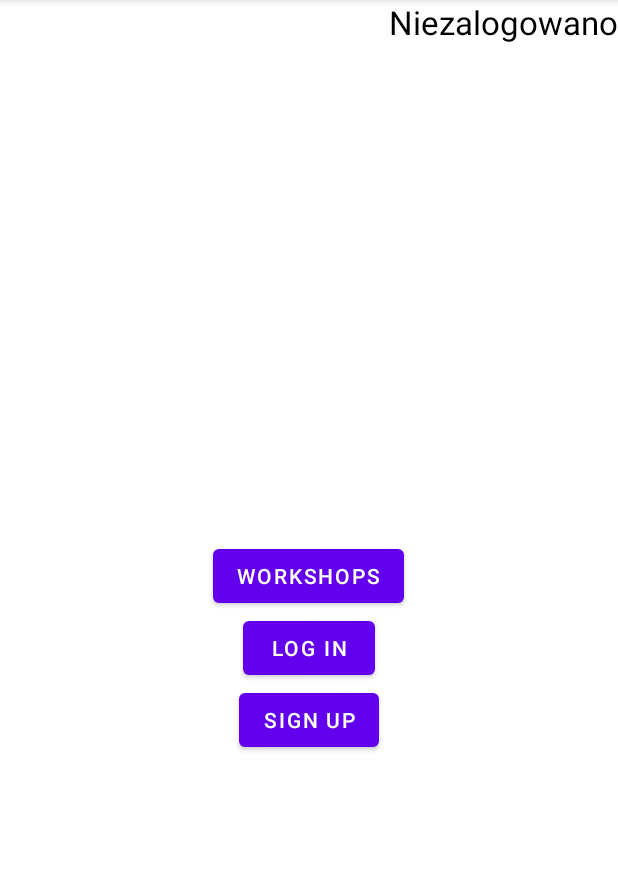
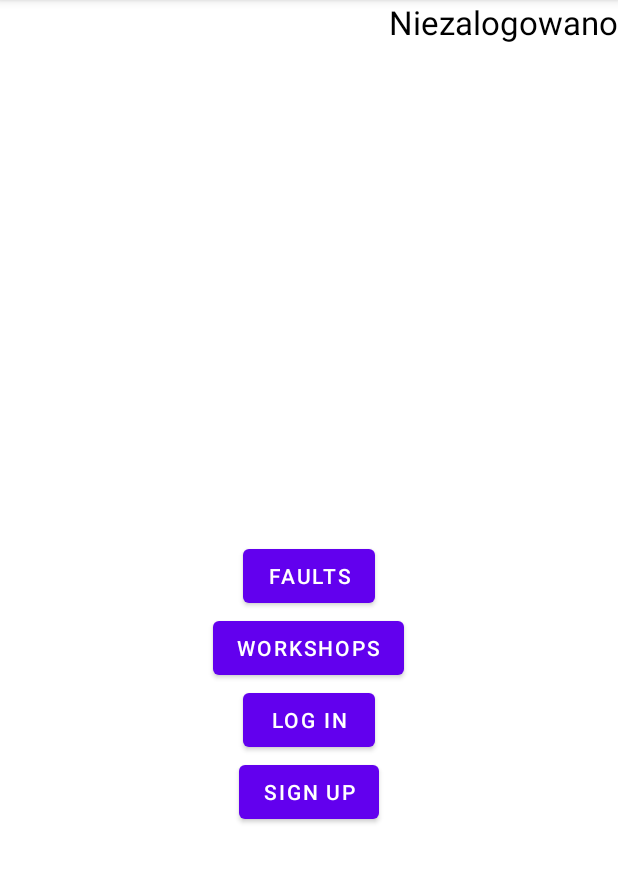
Before and after one commit to ksared/CarFaultDetector, an Android app: the screen it shows after launch (MainActivity), on a phone screen of 412 x 824 dp, the part 84-967 px from its top. Run offline under Robolectric (Android 15) with nearby library versions, the phone set to English and light mode, and no system bars.

Commit message:
Nowa aktywność - usterka

```diff
--- a/app/src/main/AndroidManifest.xml
+++ b/app/src/main/AndroidManifest.xml
@@ -12,6 +12,9 @@
         android:supportsRtl="true"
         android:theme="@style/Theme.CarFaultDetector"
         android:usesCleartextTraffic="true">
+        <activity
+            android:name=".view.FaultActivity"
+            android:exported="false" />
         <activity
             android:name=".view.WorkshopsActivity"
             android:exported="false" />
--- a/app/src/main/java/com/example/carfaultdetector/view/MainActivity.java
+++ b/app/src/main/java/com/example/carfaultdetector/view/MainActivity.java
@@ -21,6 +21,7 @@ public class MainActivity extends AppCompatActivity {
     Button loginButton;
     Button signUpButton;
     Button workShopButton;
+    Button faultButton;
     TextView textView;
     User user = new User(null, null);
     @Override
@@ -30,6 +31,7 @@ public class MainActivity extends AppCompatActivity {
         setLoginButton();
         setSignUpButton();
         setWorkShopButton();
+        setFaultButton();
 
     }
 
@@ -78,6 +80,17 @@ public class MainActivity extends AppCompatActivity {
             @Override
             public void onClick(View view) {
                 Intent intent = new Intent(MainActivity.this, SignUpActivity.class);
+                startActivity(intent);
+            }
+        });
+    }
+
+    private void setFaultButton(){
+        faultButton = findViewById(R.id.fault);
+        faultButton.setOnClickListener(new View.OnClickListener() {
+            @Override
+            public void onClick(View view) {
+                Intent intent = new Intent(MainActivity.this, FaultActivity.class);
                 startActivity(intent);
             }
         });
--- /dev/null
+++ b/app/src/main/res/layout/activity_fault.xml
@@ -0,0 +1,6 @@
+<?xml version="1.0" encoding="utf-8"?>
+<androidx.constraintlayout.widget.ConstraintLayout xmlns:android="http://schemas.android.com/apk/res/android"
+    android:layout_width="match_parent"
+    android:layout_height="match_parent">
+
+</androidx.constraintlayout.widget.ConstraintLayout>
--- a/app/src/main/res/layout/activity_main.xml
+++ b/app/src/main/res/layout/activity_main.xml
@@ -6,10 +6,17 @@
     android:layout_height="match_parent"
     tools:context=".view.MainActivity">
     <Button
+        android:id="@+id/fault"
+        android:layout_width="wrap_content"
+        android:layout_height="wrap_content"
+        android:layout_centerInParent="true"
+        android:text="Faults" />
+    <Button
         android:id="@+id/workshop"
         android:layout_width="wrap_content"
         android:layout_height="wrap_content"
         android:layout_centerInParent="true"
+        android:layout_below="@+id/fault"
         android:text="Workshops" />
     <Button
         android:id="@+id/login"
```
Also changed, not shown: app/src/main/java/com/example/carfaultdetector/view/FaultActivity.java (added, +16 -0 lines).
